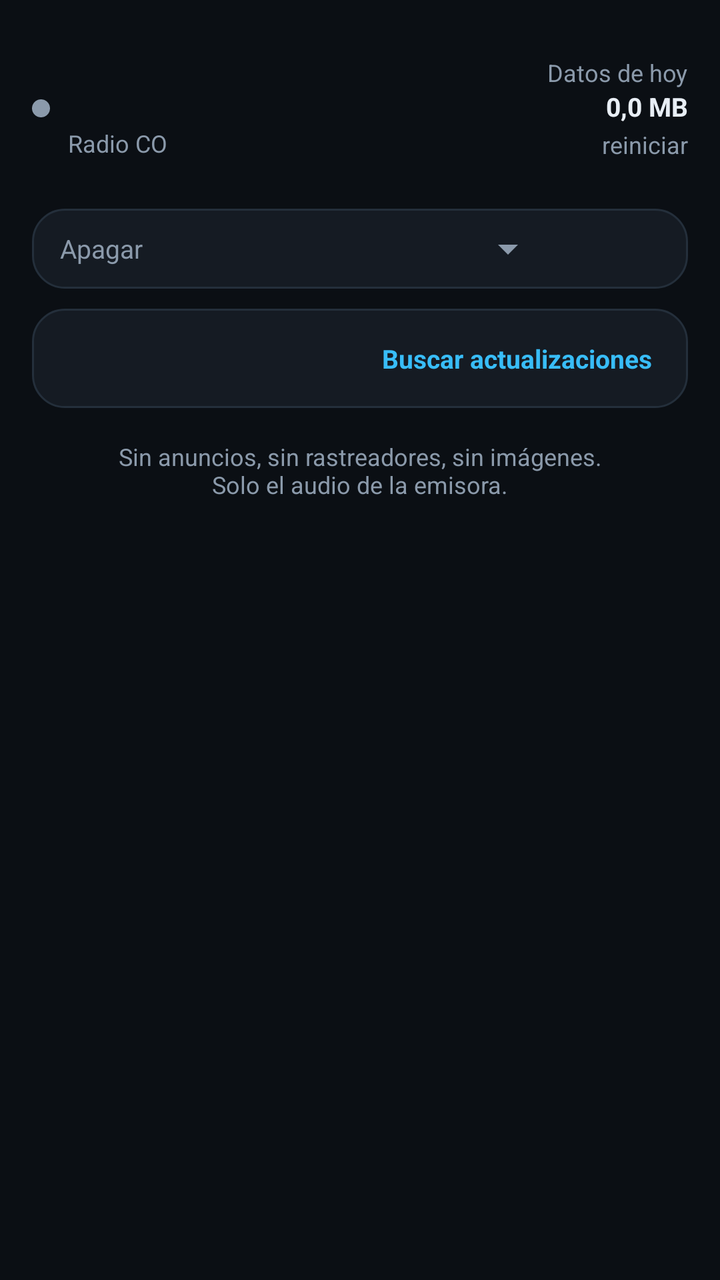
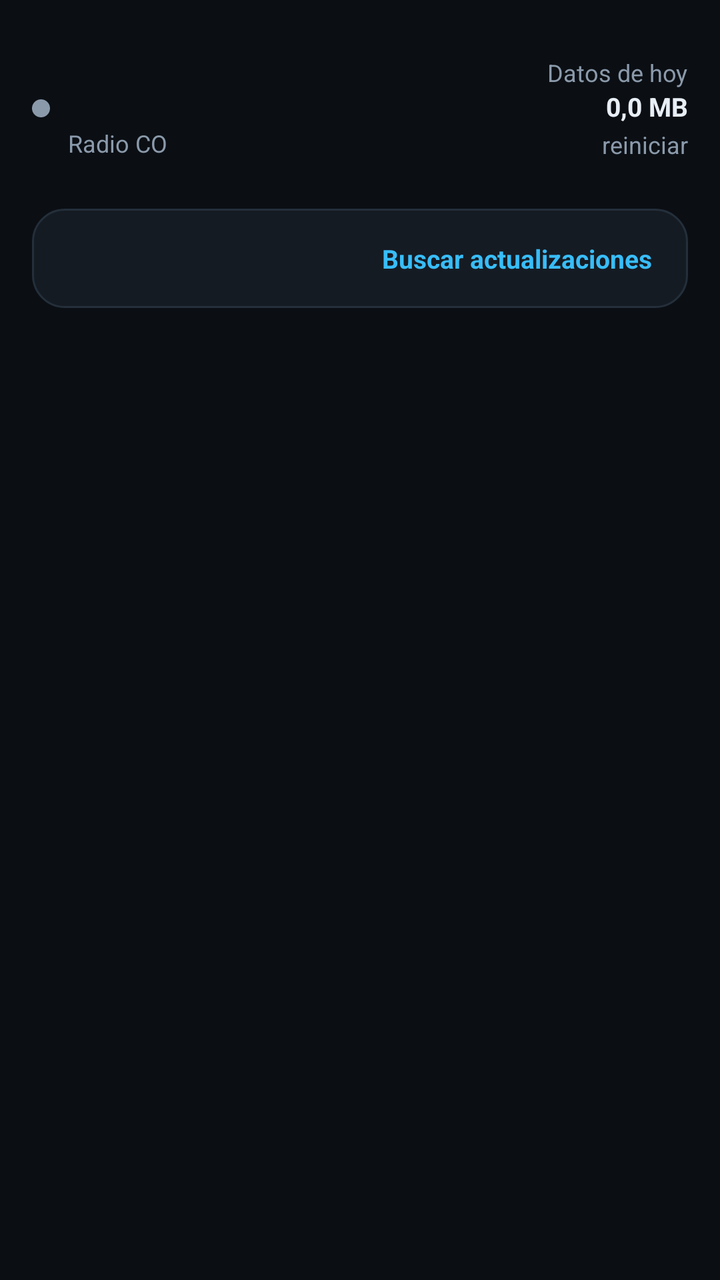

Compare the two renders of this Android layout. The source of the first and the diff that turns it into the second are given below.
<!-- AndroidManifest.xml: application theme Theme.RadioCO -->
<!-- res/layout/activity_main.xml -->
<?xml version="1.0" encoding="utf-8"?>
<ScrollView xmlns:android="http://schemas.android.com/apk/res/android"
    android:layout_width="match_parent"
    android:layout_height="match_parent"
    android:fillViewport="true"
    android:background="@color/bg">

    <LinearLayout
        android:layout_width="match_parent"
        android:layout_height="wrap_content"
        android:orientation="vertical"
        android:padding="16dp">

        
        <LinearLayout
            android:layout_width="match_parent"
            android:layout_height="wrap_content"
            android:orientation="horizontal"
            android:gravity="top"
            android:paddingTop="12dp"
            android:paddingBottom="14dp">

            <View
                android:id="@+id/dotState"
                android:layout_width="9dp"
                android:layout_height="9dp"
                android:layout_gravity="center_vertical"
                android:layout_marginEnd="9dp"
                android:background="@drawable/circle"
                android:backgroundTint="@color/dim" />

            <LinearLayout
                android:layout_width="0dp"
                android:layout_height="wrap_content"
                android:layout_weight="1"
                android:layout_gravity="center_vertical"
                android:orientation="vertical">

                <TextView
                    android:id="@+id/tvClock"
                    android:layout_width="wrap_content"
                    android:layout_height="wrap_content"
                    android:includeFontPadding="false"
                    android:textColor="@color/txt"
                    android:textSize="30sp"
                    android:textStyle="bold" />

                <TextView
                    android:layout_width="wrap_content"
                    android:layout_height="wrap_content"
                    android:text="@string/app_name"
                    android:textColor="@color/dim"
                    android:textSize="12sp" />
            </LinearLayout>

            <LinearLayout
                android:layout_width="wrap_content"
                android:layout_height="wrap_content"
                android:orientation="vertical"
                android:gravity="end">

                <TextView
                    android:layout_width="wrap_content"
                    android:layout_height="wrap_content"
                    android:text="@string/data_today"
                    android:textColor="@color/dim"
                    android:textSize="12sp" />

                <TextView
                    android:id="@+id/tvData"
                    android:layout_width="wrap_content"
                    android:layout_height="wrap_content"
                    android:text="0,0 MB"
                    android:textColor="@color/txt"
                    android:textSize="13sp"
                    android:textStyle="bold" />

                <TextView
                    android:id="@+id/btnReset"
                    android:layout_width="wrap_content"
                    android:layout_height="wrap_content"
                    android:paddingTop="2dp"
                    android:text="@string/reset"
                    android:textColor="@color/dim"
                    android:textSize="12sp" />
            </LinearLayout>
        </LinearLayout>

        
        <LinearLayout
            android:id="@+id/containerStations"
            android:layout_width="match_parent"
            android:layout_height="wrap_content"
            android:orientation="vertical" />

        
        <LinearLayout
            android:layout_width="match_parent"
            android:layout_height="wrap_content"
            android:layout_marginTop="10dp"
            android:background="@drawable/card_bg"
            android:gravity="center_vertical"
            android:orientation="horizontal"
            android:paddingStart="14dp"
            android:paddingTop="8dp"
            android:paddingEnd="14dp"
            android:paddingBottom="8dp">

            <TextView
                android:layout_width="wrap_content"
                android:layout_height="wrap_content"
                android:text="@string/turn_off"
                android:textColor="@color/dim"
                android:textSize="13sp" />

            <Spinner
                android:id="@+id/spTimer"
                android:layout_width="0dp"
                android:layout_height="wrap_content"
                android:layout_weight="1"
                android:layout_marginStart="8dp" />

            <TextView
                android:id="@+id/tvTimeLeft"
                android:layout_width="wrap_content"
                android:layout_height="wrap_content"
                android:minWidth="52dp"
                android:gravity="end"
                android:textColor="@color/txt"
                android:textSize="13sp" />
        </LinearLayout>

        
        <LinearLayout
            android:layout_width="match_parent"
            android:layout_height="wrap_content"
            android:layout_marginTop="10dp"
            android:background="@drawable/card_bg"
            android:orientation="vertical"
            android:paddingStart="14dp"
            android:paddingTop="10dp"
            android:paddingEnd="14dp"
            android:paddingBottom="10dp">

            <LinearLayout
                android:layout_width="match_parent"
                android:layout_height="wrap_content"
                android:gravity="center_vertical"
                android:orientation="horizontal">

                <TextView
                    android:id="@+id/tvVersion"
                    android:layout_width="0dp"
                    android:layout_height="wrap_content"
                    android:layout_weight="1"
                    android:textColor="@color/dim"
                    android:textSize="13sp" />

                <TextView
                    android:id="@+id/btnUpdate"
                    android:layout_width="wrap_content"
                    android:layout_height="wrap_content"
                    android:background="?attr/selectableItemBackground"
                    android:paddingStart="8dp"
                    android:paddingTop="6dp"
                    android:paddingEnd="4dp"
                    android:paddingBottom="6dp"
                    android:text="@string/check_updates"
                    android:textColor="@color/accent_mega"
                    android:textSize="13sp"
                    android:textStyle="bold" />
            </LinearLayout>

            <TextView
                android:id="@+id/tvUpdateStatus"
                android:layout_width="match_parent"
                android:layout_height="wrap_content"
                android:layout_marginTop="2dp"
                android:textColor="@color/dim"
                android:textSize="12sp"
                android:visibility="gone" />

            <ProgressBar
                android:id="@+id/pbUpdate"
                style="?android:attr/progressBarStyleHorizontal"
                android:layout_width="match_parent"
                android:layout_height="wrap_content"
                android:layout_marginTop="6dp"
                android:max="100"
                android:visibility="gone" />
        </LinearLayout>

        <TextView
            android:layout_width="match_parent"
            android:layout_height="wrap_content"
            android:layout_marginTop="16dp"
            android:gravity="center"
            android:text="@string/footer"
            android:textColor="@color/dim"
            android:textSize="12sp" />
    </LinearLayout>
</ScrollView>
<!-- resources referenced by this layout -->
<resources>
  <color name="accent_mega">#FF38BDF8</color>
  <color name="bg">#FF0B0F14</color>
  <color name="dim">#FF8B9AAB</color>
  <color name="txt">#FFE8EEF5</color>
  <!-- drawable card_bg (drawable) -->
  <?xml version="1.0" encoding="utf-8"?>
  <shape xmlns:android="http://schemas.android.com/apk/res/android"
      android:shape="rectangle">
      <solid android:color="@color/card" />
      <corners android:radius="16dp" />
      <stroke android:width="1dp" android:color="@color/line" />
  </shape>
  <!-- drawable circle (drawable) -->
  <?xml version="1.0" encoding="utf-8"?>
  <shape xmlns:android="http://schemas.android.com/apk/res/android"
      android:shape="oval">
      <solid android:color="#FFFFFFFF" />
  </shape>
  <string name="app_name">Radio CO</string>
  <string name="check_updates">Buscar actualizaciones</string>
  <string name="data_today">Datos de hoy</string>
  <string name="footer">Sin anuncios, sin rastreadores, sin imágenes.\nSolo el audio de la emisora.</string>
  <string name="reset">reiniciar</string>
  <string name="turn_off">Apagar</string>
  <style name="Theme.RadioCO" parent="Theme.Material3.Dark.NoActionBar">
          <item name="colorPrimary">@color/accent_mega</item>
          <item name="colorOnPrimary">@color/on_accent</item>
          <item name="android:windowBackground">@color/bg</item>
          <item name="android:statusBarColor">@color/bg</item>
          <item name="android:navigationBarColor">@color/bg</item>
          <item name="android:textColorPrimary">@color/txt</item>
          <item name="android:textColorSecondary">@color/dim</item>
          <item name="android:windowLightStatusBar" tools:targetApi="m">false</item>
      </style>
  <color name="card">#FF151B23</color>
  <color name="line">#FF242F3B</color>
  <color name="on_accent">#FF08111A</color>
</resources>

<!-- the commit's change to res/layout/activity_main.xml (unified diff, before → after) -->
@@ -99,43 +99,6 @@
             android:layout_height="wrap_content"
             android:layout_marginTop="10dp"
             android:background="@drawable/card_bg"
-            android:gravity="center_vertical"
-            android:orientation="horizontal"
-            android:paddingStart="14dp"
-            android:paddingTop="8dp"
-            android:paddingEnd="14dp"
-            android:paddingBottom="8dp">
-
-            <TextView
-                android:layout_width="wrap_content"
-                android:layout_height="wrap_content"
-                android:text="@string/turn_off"
-                android:textColor="@color/dim"
-                android:textSize="13sp" />
-
-            <Spinner
-                android:id="@+id/spTimer"
-                android:layout_width="0dp"
-                android:layout_height="wrap_content"
-                android:layout_weight="1"
-                android:layout_marginStart="8dp" />
-
-            <TextView
-                android:id="@+id/tvTimeLeft"
-                android:layout_width="wrap_content"
-                android:layout_height="wrap_content"
-                android:minWidth="52dp"
-                android:gravity="end"
-                android:textColor="@color/txt"
-                android:textSize="13sp" />
-        </LinearLayout>
-
-        
-        <LinearLayout
-            android:layout_width="match_parent"
-            android:layout_height="wrap_content"
-            android:layout_marginTop="10dp"
-            android:background="@drawable/card_bg"
             android:orientation="vertical"
             android:paddingStart="14dp"
             android:paddingTop="10dp"
@@ -190,13 +153,5 @@
                 android:visibility="gone" />
         </LinearLayout>
 
-        <TextView
-            android:layout_width="match_parent"
-            android:layout_height="wrap_content"
-            android:layout_marginTop="16dp"
-            android:gravity="center"
-            android:text="@string/footer"
-            android:textColor="@color/dim"
-            android:textSize="12sp" />
     </LinearLayout>
 </ScrollView>
<!-- resource entries referenced after the edit -->
@@ -21,9 +21,7 @@
   <string name="app_name">Radio CO</string>
   <string name="check_updates">Buscar actualizaciones</string>
   <string name="data_today">Datos de hoy</string>
-  <string name="footer">Sin anuncios, sin rastreadores, sin imágenes.\nSolo el audio de la emisora.</string>
   <string name="reset">reiniciar</string>
-  <string name="turn_off">Apagar</string>
   <style name="Theme.RadioCO" parent="Theme.Material3.Dark.NoActionBar">
           <item name="colorPrimary">@color/accent_mega</item>
           <item name="colorOnPrimary">@color/on_accent</item>
